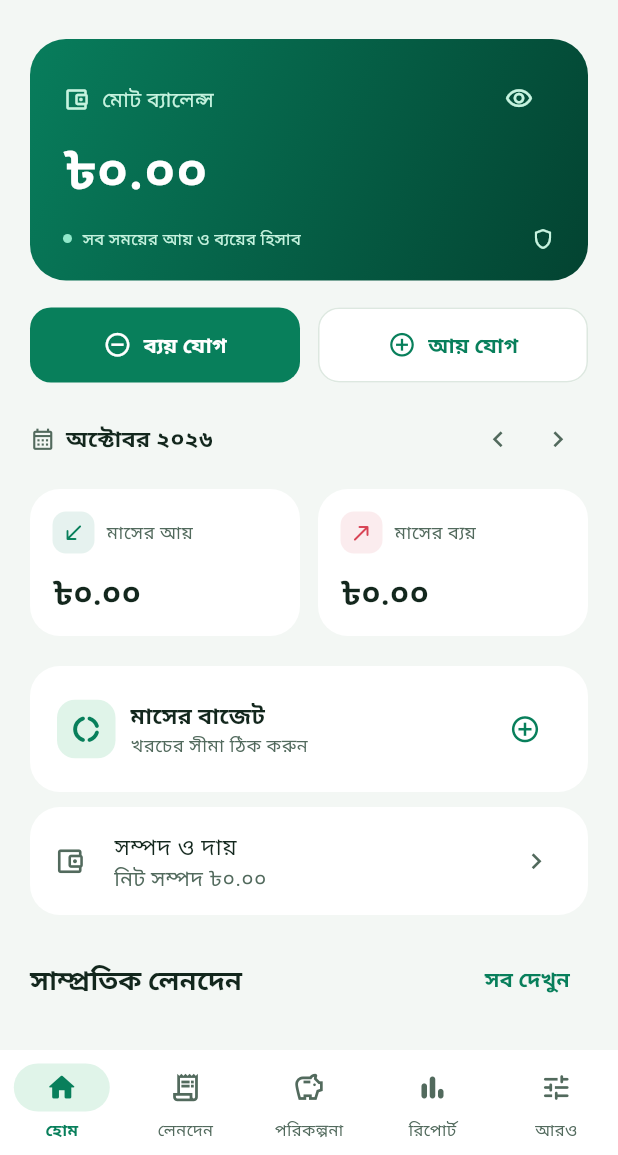
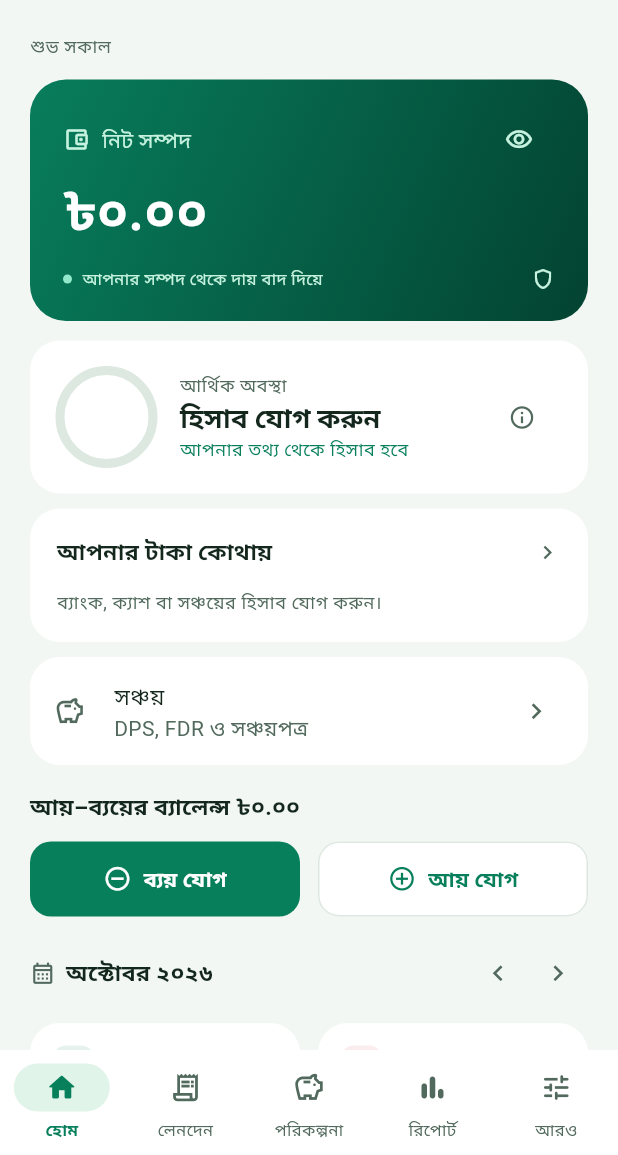
Before and after one commit to eskander-bot/AmarTaka, a Flutter app: the screen it shows after launch, on a phone screen of 412 x 824 dp, the part 81-1236 px from its top. Run offline on Flutter 3.47's test engine with Material 3 defaults, Android fonts, the phone set to English and light mode, and no system bars; our stand-ins replace file_picker, flutter_local_notifications, flutter_secure_storage, local_auth, sqflite, timezone; missing offline and left inert: cryptography; accounts and stored records are empty; Roboto replaces fonts that are missing (HindSiliguri).

Commit message:
Update home_screen.dart

```diff
--- a/source/lib/screens/home_screen.dart
+++ b/source/lib/screens/home_screen.dart
@@ -4,6 +4,7 @@ import '../models/transaction.dart';
 import '../utils/formatters.dart';
 import '../theme/app_theme.dart';
 import '../widgets/finance_cards.dart';
+import '../widgets/wealth_cards.dart';
 import '../finance/portfolio.dart';
 import '../finance/finance_screen.dart';
 import '../finance/category_budgets.dart';
@@ -91,7 +92,12 @@ class _HomeScreenState extends State<HomeScreen> {
     final balance = _sum(_all,TxnType.income)-_sum(_all,TxnType.expense);
     return [
       if(_profileName.isNotEmpty)Padding(padding:const EdgeInsets.only(top:10),child:Text('স্বাগতম, $_profileName')),
-      const SizedBox(height:12),BalanceCard(balance:balance),const SizedBox(height:18),
+      Padding(padding:const EdgeInsets.only(top:8,bottom:14),child:Text(DateTime.now().hour<12?'শুভ সকাল':DateTime.now().hour<17?'শুভ অপরাহ্ণ':'শুভ সন্ধ্যা',style:Theme.of(context).textTheme.bodySmall)),
+      BalanceCard(balance:_portfolio.netWorth,label:'নিট সম্পদ',caption:'আপনার সম্পদ থেকে দায় বাদ দিয়ে'),
+      const SizedBox(height:8),HealthCard(income:income,expense:expense,portfolio:_portfolio),
+      AllocationCard(portfolio:_portfolio,onOpen:_finance),
+      Card(child:ListTile(leading:const Icon(Icons.savings_outlined),title:const Text('সঞ্চয়'),subtitle:const Text('DPS, FDR ও সঞ্চয়পত্র'),trailing:const Icon(Icons.chevron_right),onTap:() async {await Navigator.push(context,MaterialPageRoute(builder:(_)=>const FinanceScreen(savingsOnly:true)));if(mounted)await _load();})),
+      Padding(padding:const EdgeInsets.symmetric(vertical:12),child:Text('আয়–ব্যয়ের ব্যালেন্স ${formatMinor(balance)}',style:Theme.of(context).textTheme.titleMedium)),
       QuickActions(onIncome:() => _editTransaction(null,TxnType.income),onExpense:() => _editTransaction(null,TxnType.expense)),
       _monthPicker(),LayoutBuilder(builder:(context,box) {
         final cards = [SummaryCard(label:'মাসের আয়',amount:income,income:true),SummaryCard(label:'মাসের ব্যয়',amount:expense,income:false)];
```
